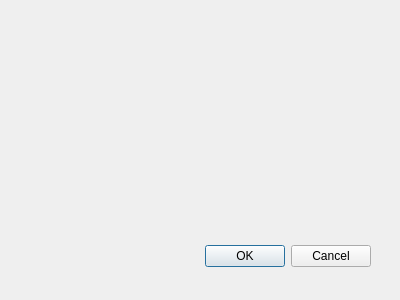
Qt form hedgerow_planner/hedgerow_planner_dialog_base.ui (meerestier/hedgerow-planner) before a commit.
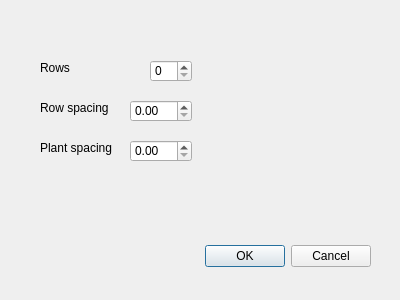
The same form after that commit.

```diff
--- a/hedgerow_planner/hedgerow_planner_dialog_base.ui
+++ b/hedgerow_planner/hedgerow_planner_dialog_base.ui
@@ -24,8 +24,77 @@
    <property name="orientation" >
     <enum>Qt::Horizontal</enum>
    </property>
-   <property name="standardButtons" >
-    <set>QDialogButtonBox::Cancel|QDialogButtonBox::Ok</set>
+   <property name="standardButtons">
+    <set>QDialogButtonBox::StandardButton::Cancel|QDialogButtonBox::StandardButton::Ok</set>
+   </property>
+  </widget>
+  <widget class="QSpinBox" name="rows_spinbox">
+   <property name="geometry">
+    <rect>
+     <x>150</x>
+     <y>60</y>
+     <width>42</width>
+     <height>22</height>
+    </rect>
+   </property>
+  </widget>
+  <widget class="QDoubleSpinBox" name="row_spacing_spinbox">
+   <property name="geometry">
+    <rect>
+     <x>130</x>
+     <y>100</y>
+     <width>62</width>
+     <height>22</height>
+    </rect>
+   </property>
+  </widget>
+  <widget class="QDoubleSpinBox" name="plant_spacing_spinbox">
+   <property name="geometry">
+    <rect>
+     <x>130</x>
+     <y>140</y>
+     <width>62</width>
+     <height>22</height>
+    </rect>
+   </property>
+  </widget>
+  <widget class="QLabel" name="label">
+   <property name="geometry">
+    <rect>
+     <x>40</x>
+     <y>60</y>
+     <width>58</width>
+     <height>16</height>
+    </rect>
+   </property>
+   <property name="text">
+    <string>Rows</string>
+   </property>
+  </widget>
+  <widget class="QLabel" name="label_2">
+   <property name="geometry">
+    <rect>
+     <x>40</x>
+     <y>100</y>
+     <width>81</width>
+     <height>16</height>
+    </rect>
+   </property>
+   <property name="text">
+    <string>Row spacing</string>
+   </property>
+  </widget>
+  <widget class="QLabel" name="label_3">
+   <property name="geometry">
+    <rect>
+     <x>40</x>
+     <y>140</y>
+     <width>81</width>
+     <height>16</height>
+    </rect>
+   </property>
+   <property name="text">
+    <string>Plant spacing</string>
    </property>
   </widget>
  </widget>
```
Left out of the diff: 37 changed lines with no effect on the pictures.
